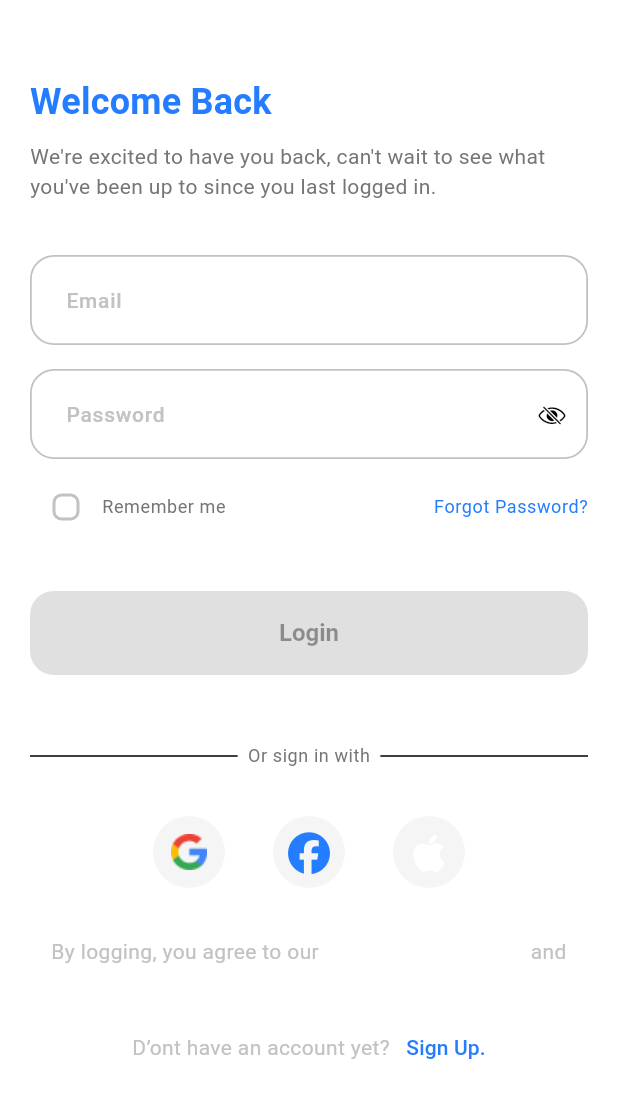
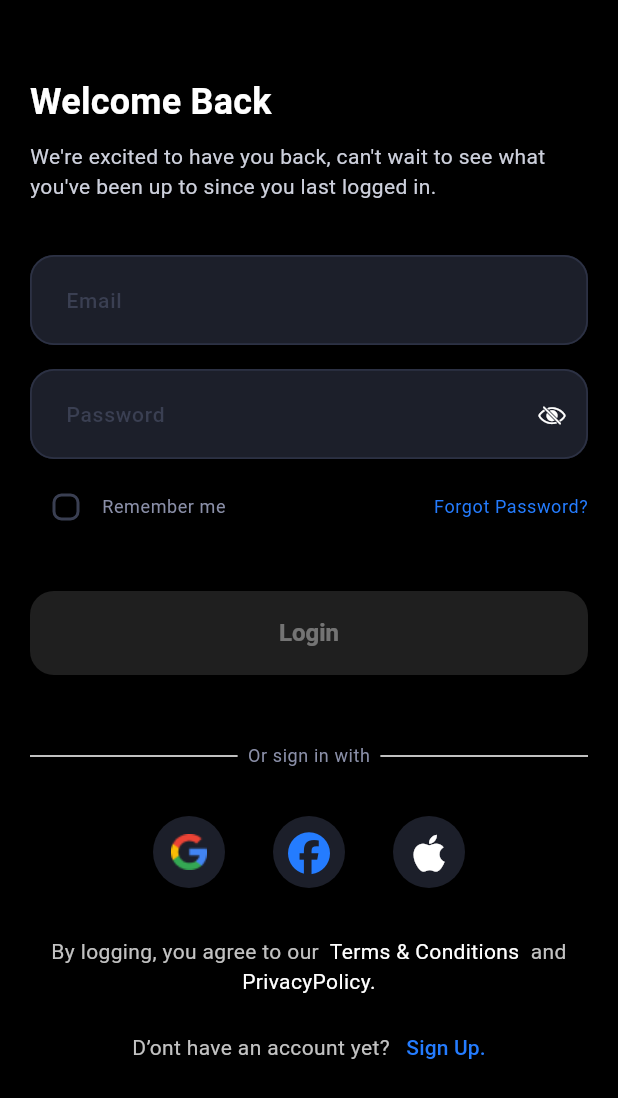
Before and after one commit to Dev0-0Team/Hospital-ERP-Frontend-Mobile, a Flutter app: the screen it shows after launch, after a tap on "Get Started", on a phone screen of 412 x 824 dp. Shown: the top 1098 px of the screen. Run offline on Flutter 3.47's test engine with Material 3 defaults, Android fonts, the phone set to English and light mode, and no system bars; our stand-ins replace flutter_svg, font_awesome_flutter, go_router.

Commit message:
Add onboarding gradient theme extension and integrate it into light and dark themes

```diff
--- a/lib/core/extensions/build_context_extensions.dart
+++ b/lib/core/extensions/build_context_extensions.dart
@@ -1,3 +1,4 @@
+import 'package:doctorine/core/theme/extensions/onboarding_gradient_theme_extension.dart';
 import 'package:flutter/material.dart';
 
 extension BuildContextExtensions on BuildContext {
@@ -5,4 +6,6 @@ extension BuildContextExtensions on BuildContext {
   IconThemeData get iconStyles => Theme.of(this).iconTheme;
   IconButtonThemeData get iconButtonStyles => Theme.of(this).iconButtonTheme;
   ColorScheme get colorScheme => Theme.of(this).colorScheme;
+  LinearGradient get onboardingGradient =>
+      Theme.of(this).extension<OnboardingGradientThemeExtension>()!.gradient;
 }
--- a/lib/core/theme/app_dark_theme.dart
+++ b/lib/core/theme/app_dark_theme.dart
@@ -1,5 +1,6 @@
 import 'package:doctorine/core/theme/app_colors.dart';
 import 'package:doctorine/core/theme/app_styles.dart';
+import 'package:doctorine/core/theme/extensions/onboarding_gradient_theme_extension.dart';
 import 'package:flutter/material.dart';
 
 class AppDarkTheme {
@@ -14,6 +15,16 @@ class AppDarkTheme {
     inputDecorationTheme: _inputDecorationThemeDark,
     textTheme: _textThemeDark,
     colorScheme: _colorScheme,
+    extensions: [
+      OnboardingGradientThemeExtension(gradient: onboardingGradient),
+    ],
+  );
+  // ── Onboarding Gradient ─────────────────────────────────────────────────
+  static final LinearGradient onboardingGradient = LinearGradient(
+    begin: Alignment.bottomCenter,
+    end: Alignment.topCenter,
+    colors: [AppColors.blackColor, AppColors.blackColor.withAlpha(0)],
+    stops: const [0.16, 0.34],
   );
 
   // ── Color Scheme ─────────────────────────────────────────────────────────
--- a/lib/core/theme/app_light_theme.dart
+++ b/lib/core/theme/app_light_theme.dart
@@ -1,11 +1,12 @@
 import 'package:doctorine/core/theme/app_colors.dart';
 import 'package:doctorine/core/theme/app_styles.dart';
+import 'package:doctorine/core/theme/extensions/onboarding_gradient_theme_extension.dart';
 import 'package:flutter/material.dart';
 
 class AppLightThemes {
   AppLightThemes._();
 
-  static final ThemeData theme = ThemeData(
+  static ThemeData get theme => ThemeData(
     primaryColor: AppColors.mainBlue,
     scaffoldBackgroundColor: AppColors.white,
     brightness: Brightness.light,
@@ -16,7 +17,18 @@ class AppLightThemes {
     inputDecorationTheme: _inputDecorationTheme,
     textTheme: _textTheme,
     colorScheme: _colorScheme,
+    extensions: [
+      OnboardingGradientThemeExtension(gradient: onboardingGradient),
+    ],
   );
+// ── Onboarding Gradient ─────────────────────────────────────────────────
+  static final LinearGradient onboardingGradient = LinearGradient(
+    begin: Alignment.bottomCenter,
+    end: Alignment.topCenter,
+    colors: [AppColors.white, AppColors.white.withAlpha(0)],
+    stops: const [0.16, 0.34],
+  );
+
   // ── Color Scheme ─────────────────────────────────────────────────────────
   static const ColorScheme _colorScheme = ColorScheme.light(
     primary: AppColors.mainBlue,
--- /dev/null
+++ b/lib/core/theme/extensions/onboarding_gradient_theme_extension.dart
@@ -0,0 +1,26 @@
+import 'package:flutter/material.dart';
+
+class OnboardingGradientThemeExtension
+    extends ThemeExtension<OnboardingGradientThemeExtension> {
+  final LinearGradient gradient;
+
+  const OnboardingGradientThemeExtension({required this.gradient});
+
+  @override
+  OnboardingGradientThemeExtension copyWith({LinearGradient? gradient}) {
+    return OnboardingGradientThemeExtension(
+      gradient: gradient ?? this.gradient,
+    );
+  }
+
+  @override
+  OnboardingGradientThemeExtension lerp(
+    OnboardingGradientThemeExtension? other,
+    double t,
+  ) {
+    if (other is! OnboardingGradientThemeExtension) return this;
+    return OnboardingGradientThemeExtension(
+      gradient: LinearGradient.lerp(gradient, other.gradient, t)!,
+    );
+  }
+}
--- a/lib/doctorine.dart
+++ b/lib/doctorine.dart
@@ -11,7 +11,7 @@ class Doctorine extends StatelessWidget {
     return MaterialApp.router(
       debugShowCheckedModeBanner: false,
       routerConfig: AppRouter.router,
-      theme: true ? AppLightThemes.theme : AppDarkTheme.dark,
+      theme: !true ? AppLightThemes.theme : AppDarkTheme.dark,
     );
   }
 }
--- a/lib/features/onboarding/ui/widgets/doctor_image_with_title.dart
+++ b/lib/features/onboarding/ui/widgets/doctor_image_with_title.dart
@@ -14,12 +14,7 @@ class DoctorImageWithTitle extends StatelessWidget {
         SvgPicture.asset(AppAssets.assetsImagesSvgsLogoBackground),
         Container(
           foregroundDecoration: BoxDecoration(
-            gradient: LinearGradient(
-              begin: Alignment.bottomCenter,
-              end: Alignment.topCenter,
-              colors: [AppColors.white, AppColors.white.withAlpha(0)],
-              stops: const [0.16, 0.34],
-            ),
+            gradient: context.onboardingGradient,
           ),
           child: Image.asset(
             //width: double.infinity,
```
